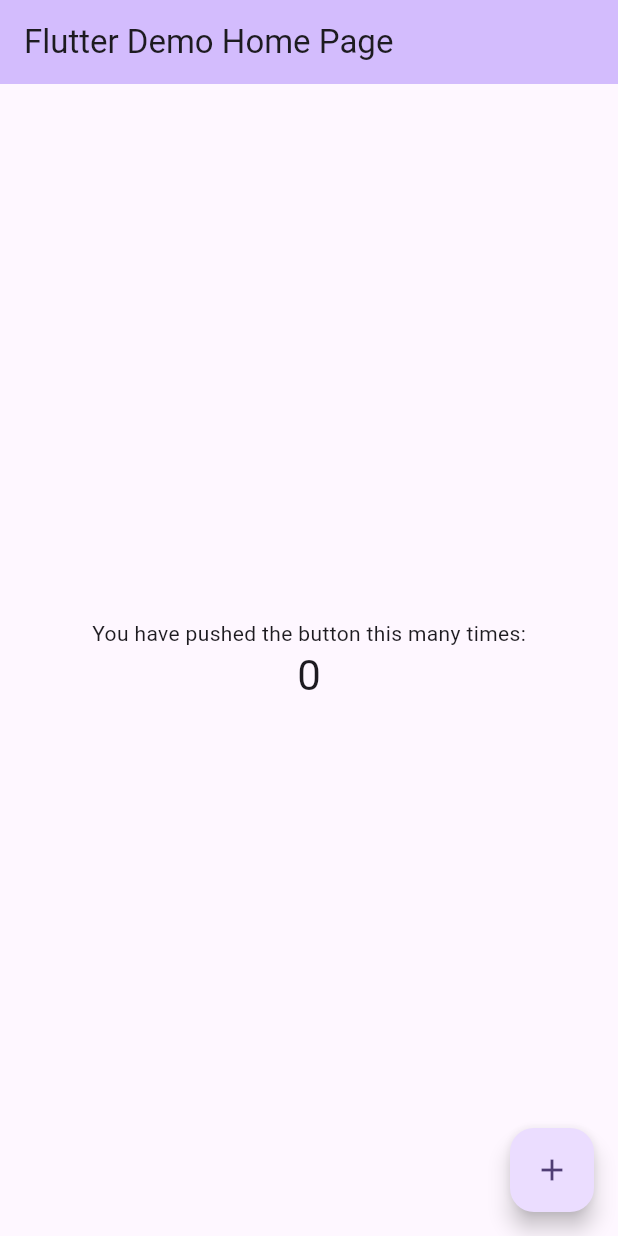
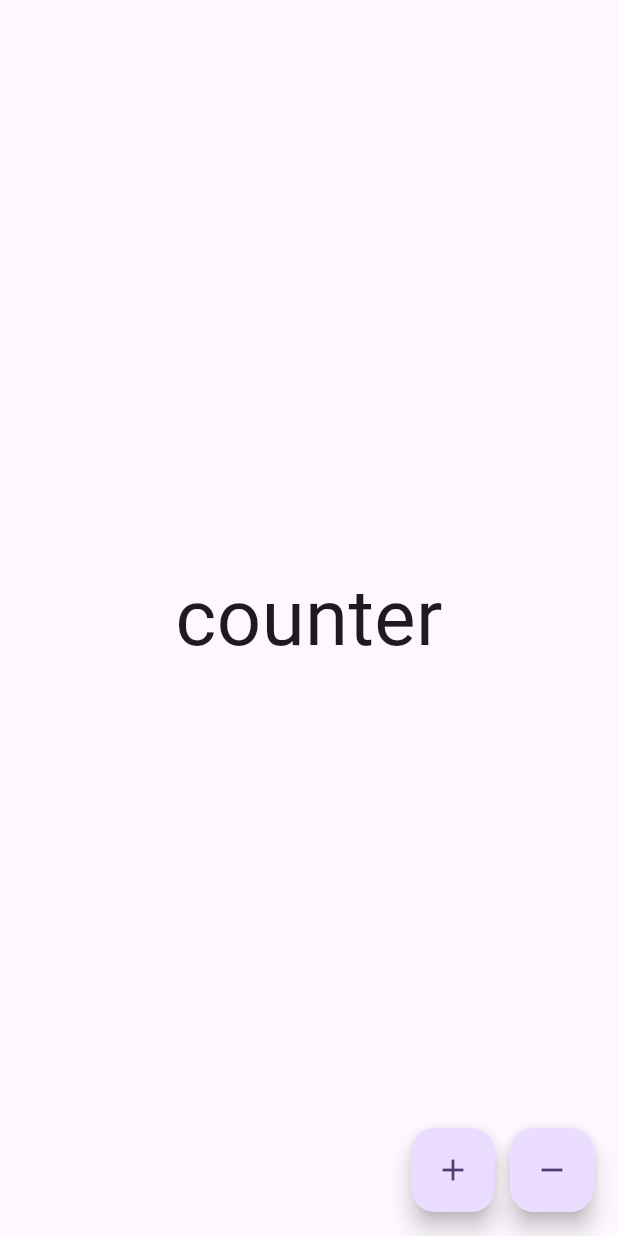
Before and after one commit to Jinwook-Song/bloc_essential, a Flutter app: the screen it shows after launch, on a phone screen of 412 x 824 dp. Run offline on Flutter 3.47's test engine with Material 3 defaults, Android fonts, the phone set to English and light mode, and no system bars.

Commit message:
feat(counter_cubit): starter

```diff
--- a/counter_cubit/lib/main.dart
+++ b/counter_cubit/lib/main.dart
@@ -1,3 +1,4 @@
+import 'package:counter_cubit/screen/screen.dart';
 import 'package:flutter/material.dart';
 
 void main() {
@@ -7,119 +8,15 @@ void main() {
 class MyApp extends StatelessWidget {
   const MyApp({super.key});
 
-  // This widget is the root of your application.
   @override
   Widget build(BuildContext context) {
     return MaterialApp(
-      title: 'Flutter Demo',
+      title: 'Counter with Cubit',
       theme: ThemeData(
-        // This is the theme of your application.
-        //
-        // TRY THIS: Try running your application with "flutter run". You'll see
-        // the application has a purple toolbar. Then, without quitting the app,
-        // try changing the seedColor in the colorScheme below to Colors.green
-        // and then invoke "hot reload" (save your changes or press the "hot
-        // reload" button in a Flutter-supported IDE, or press "r" if you used
-        // the command line to start the app).
-        //
-        // Notice that the counter didn't reset back to zero; the application
-        // state is not lost during the reload. To reset the state, use hot
-        // restart instead.
-        //
-        // This works for code too, not just values: Most code changes can be
-        // tested with just a hot reload.
         colorScheme: ColorScheme.fromSeed(seedColor: Colors.deepPurple),
         useMaterial3: true,
       ),
-      home: const MyHomePage(title: 'Flutter Demo Home Page'),
+      home: const HomeScreen(),
     );
   }
 }
-
-class MyHomePage extends StatefulWidget {
-  const MyHomePage({super.key, required this.title});
-
-  // This widget is the home page of your application. It is stateful, meaning
-  // that it has a State object (defined below) that contains fields that affect
-  // how it looks.
-
-  // This class is the configuration for the state. It holds the values (in this
-  // case the title) provided by the parent (in this case the App widget) and
-  // used by the build method of the State. Fields in a Widget subclass are
-  // always marked "final".
-
-  final String title;
-
-  @override
-  State<MyHomePage> createState() => _MyHomePageState();
-}
-
-class _MyHomePageState extends State<MyHomePage> {
-  int _counter = 0;
-
-  void _incrementCounter() {
-    setState(() {
-      // This call to setState tells the Flutter framework that something has
-      // changed in this State, which causes it to rerun the build method below
-      // so that the display can reflect the updated values. If we changed
-      // _counter without calling setState(), then the build method would not be
-      // called again, and so nothing would appear to happen.
-      _counter++;
-    });
-  }
-
-  @override
-  Widget build(BuildContext context) {
-    // This method is rerun every time setState is called, for instance as done
-    // by the _incrementCounter method above.
-    //
-    // The Flutter framework has been optimized to make rerunning build methods
-    // fast, so that you can just rebuild anything that needs updating rather
-    // than having to individually change instances of widgets.
-    return Scaffold(
-      appBar: AppBar(
-        // TRY THIS: Try changing the color here to a specific color (to
-        // Colors.amber, perhaps?) and trigger a hot reload to see the AppBar
-        // change color while the other colors stay the same.
-        backgroundColor: Theme.of(context).colorScheme.inversePrimary,
-        // Here we take the value from the MyHomePage object that was created by
-        // the App.build method, and use it to set our appbar title.
-        title: Text(widget.title),
-      ),
-      body: Center(
-        // Center is a layout widget. It takes a single child and positions it
-        // in the middle of the parent.
-        child: Column(
-          // Column is also a layout widget. It takes a list of children and
-          // arranges them vertically. By default, it sizes itself to fit its
-          // children horizontally, and tries to be as tall as its parent.
-          //
-          // Column has various properties to control how it sizes itself and
-          // how it positions its children. Here we use mainAxisAlignment to
-          // center the children vertically; the main axis here is the vertical
-          // axis because Columns are vertical (the cross axis would be
-          // horizontal).
-          //
-          // TRY THIS: Invoke "debug painting" (choose the "Toggle Debug Paint"
-          // action in the IDE, or press "p" in the console), to see the
-          // wireframe for each widget.
-          mainAxisAlignment: MainAxisAlignment.center,
-          children: <Widget>[
-            const Text(
-              'You have pushed the button this many times:',
-            ),
-            Text(
-              '$_counter',
-              style: Theme.of(context).textTheme.headlineMedium,
-            ),
-          ],
-        ),
-      ),
-      floatingActionButton: FloatingActionButton(
-        onPressed: _incrementCounter,
-        tooltip: 'Increment',
-        child: const Icon(Icons.add),
-      ), // This trailing comma makes auto-formatting nicer for build methods.
-    );
-  }
-}
--- /dev/null
+++ b/counter_cubit/lib/screen/home.dart
@@ -0,0 +1,33 @@
+import 'package:flutter/material.dart';
+
+class HomeScreen extends StatelessWidget {
+  const HomeScreen({super.key});
+
+  @override
+  Widget build(BuildContext context) {
+    return Scaffold(
+      body: const Center(
+        child: Text(
+          'counter',
+          style: TextStyle(fontSize: 52),
+        ),
+      ),
+      floatingActionButton: Row(
+        mainAxisAlignment: MainAxisAlignment.end,
+        children: [
+          FloatingActionButton(
+            onPressed: () {},
+            heroTag: 'increment',
+            child: const Icon(Icons.add),
+          ),
+          const SizedBox(width: 10.0),
+          FloatingActionButton(
+            onPressed: () {},
+            heroTag: 'decrement',
+            child: const Icon(Icons.remove),
+          ),
+        ],
+      ),
+    );
+  }
+}
--- /dev/null
+++ b/counter_cubit/lib/screen/other.dart
@@ -0,0 +1,20 @@
+import 'package:flutter/material.dart';
+
+class OtherScreen extends StatelessWidget {
+  const OtherScreen({super.key});
+
+  @override
+  Widget build(BuildContext context) {
+    return Scaffold(
+      appBar: AppBar(
+        title: const Text('Other'),
+      ),
+      body: const Center(
+        child: Text(
+          'Other',
+          style: TextStyle(fontSize: 52.0),
+        ),
+      ),
+    );
+  }
+}
--- /dev/null
+++ b/counter_cubit/lib/screen/screen.dart
@@ -0,0 +1,2 @@
+export 'home.dart';
+export 'other.dart';
```
